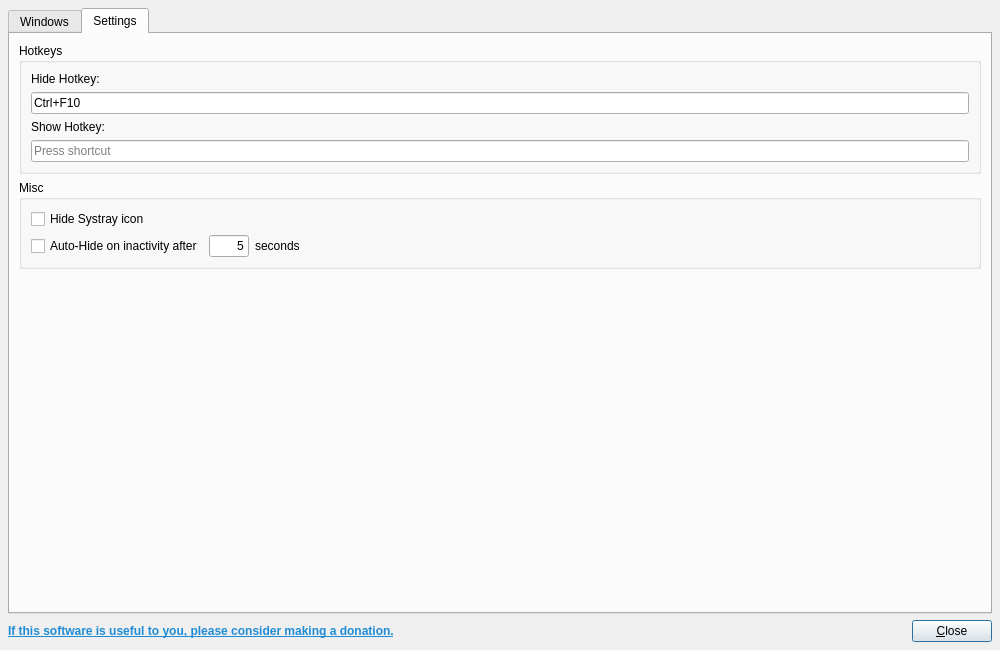
Before: the Qt Designer form src/bosskeydialog.ui in solaristhesun/bosskey, drawn with Qt 5.
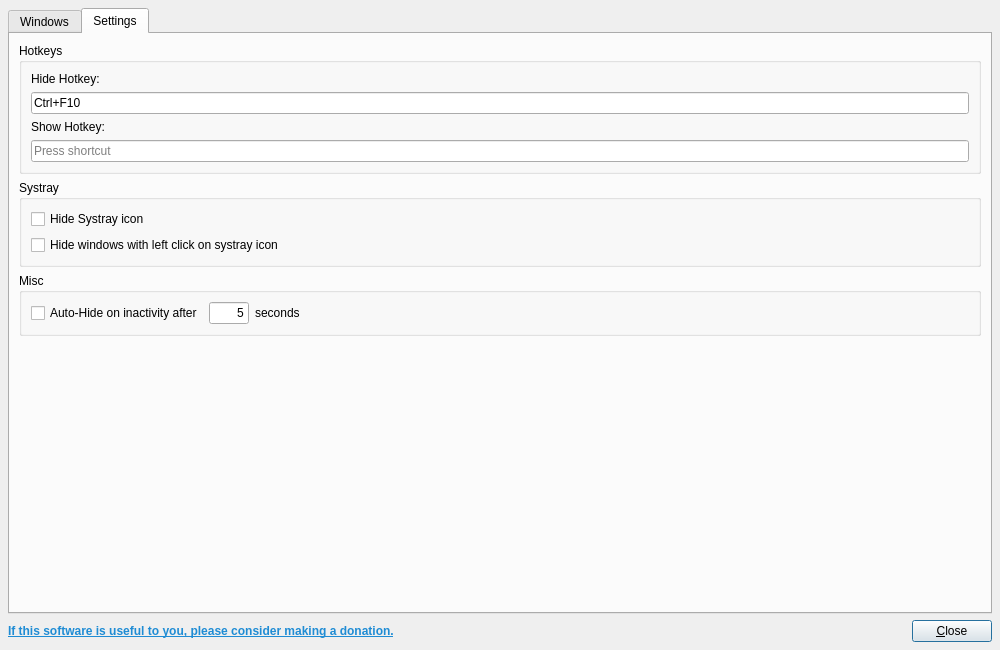
After: the same form once the commit is applied. The open tabs and pages were chosen to show the change. Icons and pictures are not drawn. Custom widgets are drawn as their Qt base class.

Commit message: added setting to disable hide on systray icon click (closes #8)

The edit to the form file:
```diff
--- a/src/bosskeydialog.ui
+++ b/src/bosskeydialog.ui
@@ -44,7 +44,7 @@
       <enum>QTabWidget::Rounded</enum>
      </property>
      <property name="currentIndex">
-      <number>0</number>
+      <number>1</number>
      </property>
      <widget class="QWidget" name="tab">
       <attribute name="icon">
@@ -398,19 +398,35 @@
          </layout>
         </widget>
        </item>
+       <item>
+        <widget class="QGroupBox" name="groupBox_6">
+         <property name="title">
+          <string>Systray</string>
+         </property>
+         <layout class="QVBoxLayout" name="verticalLayout_11">
+          <item>
+           <widget class="QCheckBox" name="hideSystrayIconCheckBox">
+            <property name="text">
+             <string>Hide Systray icon</string>
+            </property>
+           </widget>
+          </item>
+          <item>
+           <widget class="QCheckBox" name="hideOnClickCheckBox">
+            <property name="text">
+             <string>Hide windows with left click on systray icon</string>
+            </property>
+           </widget>
+          </item>
+         </layout>
+        </widget>
+       </item>
        <item>
         <widget class="QGroupBox" name="groupBox_2">
          <property name="title">
           <string>Misc</string>
          </property>
          <layout class="QVBoxLayout" name="verticalLayout_6">
-          <item>
-           <widget class="QCheckBox" name="hideSystrayIconCheckBox">
-            <property name="text">
-             <string>Hide Systray icon</string>
-            </property>
-           </widget>
-          </item>
           <item>
            <layout class="QHBoxLayout" name="horizontalLayout_4">
             <item>
```
The commit also changes 2 other files.
